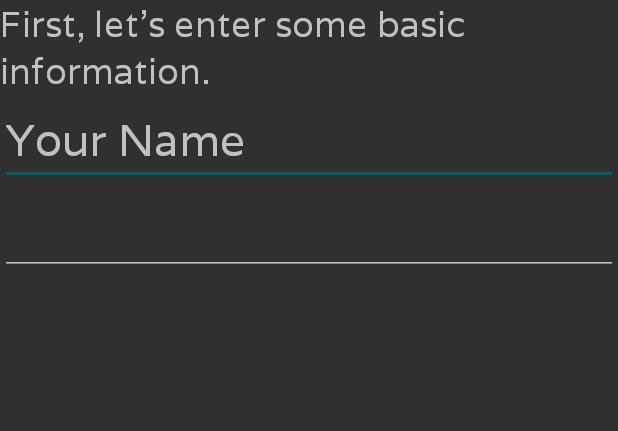
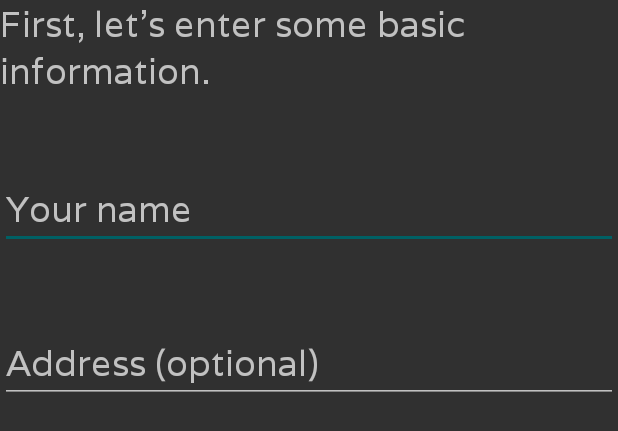
Before and after one commit to flash76/REUNITE, an Android app: the layout fragment_profile_creator_person_info.xml on its own in the app's theme, with its tools: preview values and no code run, on a phone screen of 412 x 824 dp. Shown: the top 431 px of the screen. Run offline under Robolectric (Android 15) with nearby library versions, the phone set to English and light mode, and no system bars; network calls fail.

```diff
--- a/kiosk/app/src/main/res/layout/fragment_profile_creator_person_info.xml
+++ b/kiosk/app/src/main/res/layout/fragment_profile_creator_person_info.xml
@@ -10,29 +10,43 @@
     <!-- TODO: Update blank fragment layout -->
 
     <TextView
-            android:text="@string/profile_creator_person_info_title_info"
+        android:id="@+id/textView"
         android:layout_width="match_parent"
         android:layout_height="wrap_content"
-            android:id="@+id/textView"
+        android:layout_gravity="center"
+        android:fontFamily="@font/varela"
+        android:text="@string/profile_creator_person_info_title_info"
         android:textAlignment="center"
-            android:layout_gravity="center"
-            android:textSize="24sp"/>
+        android:textSize="24sp" />
+
+    <View
+        android:id="@+id/view"
+        android:layout_width="match_parent"
+        android:layout_height="50dp" />
 
     <EditText
+        android:id="@+id/profile_creator_person_info_name_et"
         android:layout_width="match_parent"
         android:layout_height="wrap_content"
+        android:ems="10"
+        android:fontFamily="@font/varela"
+        android:hint="@string/profile_creator_person_info_name_et"
         android:inputType="textPersonName"
-            android:ems="10"
-            android:id="@+id/profile_creator_person_info_name_et"
-            android:hint="@string/profile_creator_person_info_name_et"
-            android:textSize="30sp"/>
+        android:textSize="24sp" />
+
+    <View
+        android:id="@+id/view2"
+        android:layout_width="match_parent"
+        android:layout_height="50dp" />
 
     <EditText
+        android:id="@+id/profile_creator_person_info_address_et"
         android:layout_width="match_parent"
         android:layout_height="wrap_content"
+        android:ems="10"
+        android:fontFamily="@font/varela"
+        android:hint="@string/profile_creator_person_info_address_et"
         android:inputType="textPostalAddress"
-            android:ems="10"
-            android:id="@+id/profile_creator_person_info_address_et"
-            android:textSize="30sp"/>
+        android:textSize="24sp" />
 
 </LinearLayout>
--- a/kiosk/app/src/main/res/values/strings.xml
+++ b/kiosk/app/src/main/res/values/strings.xml
@@ -23,5 +23,6 @@
     </string-array>
 
     <string name="profile_creator_person_info_title_info">First, let\'s enter some basic information.</string>
-    <string name="profile_creator_person_info_name_et">Your Name</string>
+    <string name="profile_creator_person_info_name_et">Your name</string>
+    <string name="profile_creator_person_info_address_et">Address (optional)</string>
 </resources>
```
Also changed, not shown: kiosk/app/src/main/java/guavamangos/reuniteapp/Model/MessageBoard.java (added, +40 -0 lines), kiosk/app/src/main/res/layout/activity_message_board.xml (+0 -9 lines), kiosk/gradle/wrapper/gradle-wrapper.properties. Lines whose indentation alone changed are shown as unchanged.
